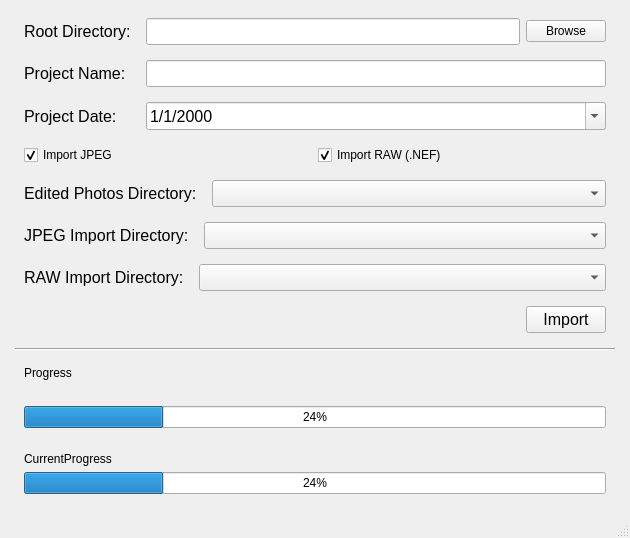
First picture: the form in src/ui/PhotoImporterMainWindow.ui, repository dwp1084/PhotoImporter, before the edit.
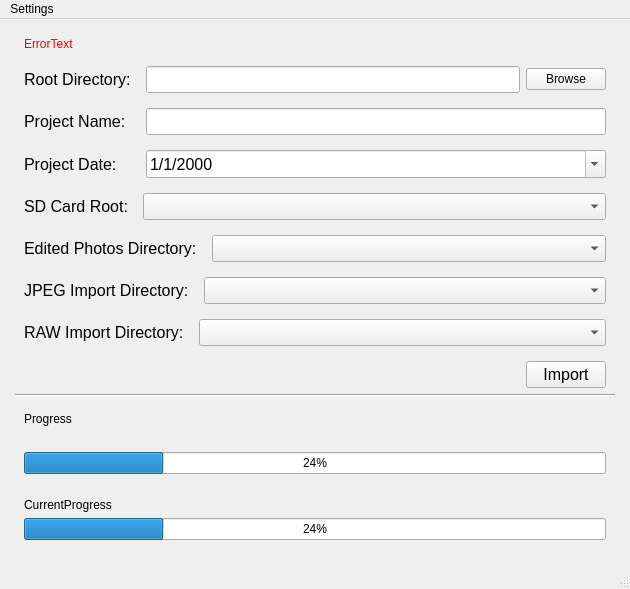
Second picture: the form after the edit.

Commit message: Created initial settings logic

```diff
--- a/src/ui/PhotoImporterMainWindow.ui
+++ b/src/ui/PhotoImporterMainWindow.ui
@@ -7,7 +7,7 @@
     <x>0</x>
     <y>0</y>
     <width>630</width>
-    <height>538</height>
+    <height>589</height>
    </rect>
   </property>
   <property name="windowTitle">
@@ -61,7 +61,7 @@
        <item>
         <widget class="QWidget" name="OptionsWidget" native="true">
          <property name="sizePolicy">
-          <sizepolicy hsizetype="Expanding" vsizetype="Preferred">
+          <sizepolicy hsizetype="Expanding" vsizetype="Fixed">
            <horstretch>0</horstretch>
            <verstretch>0</verstretch>
           </sizepolicy>
@@ -70,6 +70,53 @@
           <property name="spacing">
            <number>15</number>
           </property>
+          <property name="bottomMargin">
+           <number>0</number>
+          </property>
+          <item>
+           <widget class="QLabel" name="errorLabel">
+            <property name="palette">
+             <palette>
+              <active>
+               <colorrole role="WindowText">
+                <brush brushstyle="SolidPattern">
+                 <color alpha="255">
+                  <red>255</red>
+                  <green>0</green>
+                  <blue>0</blue>
+                 </color>
+                </brush>
+               </colorrole>
+              </active>
+              <inactive>
+               <colorrole role="WindowText">
+                <brush brushstyle="SolidPattern">
+                 <color alpha="255">
+                  <red>255</red>
+                  <green>0</green>
+                  <blue>0</blue>
+                 </color>
+                </brush>
+               </colorrole>
+              </inactive>
+              <disabled>
+               <colorrole role="WindowText">
+                <brush brushstyle="SolidPattern">
+                 <color alpha="255">
+                  <red>120</red>
+                  <green>120</green>
+                  <blue>120</blue>
+                 </color>
+                </brush>
+               </colorrole>
+              </disabled>
+             </palette>
+            </property>
+            <property name="text">
+             <string>ErrorText</string>
+            </property>
+           </widget>
+          </item>
           <item>
            <widget class="QWidget" name="MainOptionsWidget" native="true">
             <property name="sizePolicy">
@@ -208,7 +255,10 @@
               <verstretch>0</verstretch>
              </sizepolicy>
             </property>
-            <layout class="QHBoxLayout" name="horizontalLayout_2">
+            <layout class="QFormLayout" name="formLayout_6">
+             <property name="horizontalSpacing">
+              <number>15</number>
+             </property>
              <property name="leftMargin">
               <number>0</number>
              </property>
@@ -221,23 +271,24 @@
              <property name="bottomMargin">
               <number>0</number>
              </property>
-             <item>
-              <widget class="QCheckBox" name="jpegCheckBox">
-               <property name="text">
-                <string>Import JPEG</string>
+             <item row="0" column="0">
+              <widget class="QLabel" name="label_10">
+               <property name="font">
+                <font>
+                 <pointsize>12</pointsize>
+                </font>
                </property>
-               <property name="checked">
-                <bool>true</bool>
+               <property name="text">
+                <string>SD Card Root:</string>
                </property>
               </widget>
              </item>
-             <item>
-              <widget class="QCheckBox" name="rawCheckBox">
-               <property name="text">
-                <string>Import RAW (.NEF)</string>
-               </property>
-               <property name="checked">
-                <bool>true</bool>
+             <item row="0" column="1">
+              <widget class="QComboBox" name="sdCardRootComboBox">
+               <property name="font">
+                <font>
+                 <pointsize>12</pointsize>
+                </font>
                </property>
               </widget>
              </item>
@@ -431,6 +482,19 @@
             </layout>
            </widget>
           </item>
+          <item>
+           <spacer name="verticalSpacer_2">
+            <property name="orientation">
+             <enum>Qt::Vertical</enum>
+            </property>
+            <property name="sizeHint" stdset="0">
+             <size>
+              <width>0</width>
+              <height>0</height>
+             </size>
+            </property>
+           </spacer>
+          </item>
          </layout>
         </widget>
        </item>
@@ -561,6 +625,21 @@
      <height>21</height>
     </rect>
    </property>
+   <widget class="QMenu" name="menuSettings">
+    <property name="title">
+     <string>Settings</string>
+    </property>
+    <widget class="QMenu" name="menuImport">
+     <property name="title">
+      <string>Import</string>
+     </property>
+     <addaction name="actionJPEG"/>
+     <addaction name="actionRAW"/>
+    </widget>
+    <addaction name="actionRefresh"/>
+    <addaction name="menuImport"/>
+   </widget>
+   <addaction name="menuSettings"/>
   </widget>
   <widget class="QStatusBar" name="statusbar"/>
   <action name="actionNikon">
```
Left out of the diff: 42 changed lines with no effect on the pictures. The commit also changes 2 other files.
